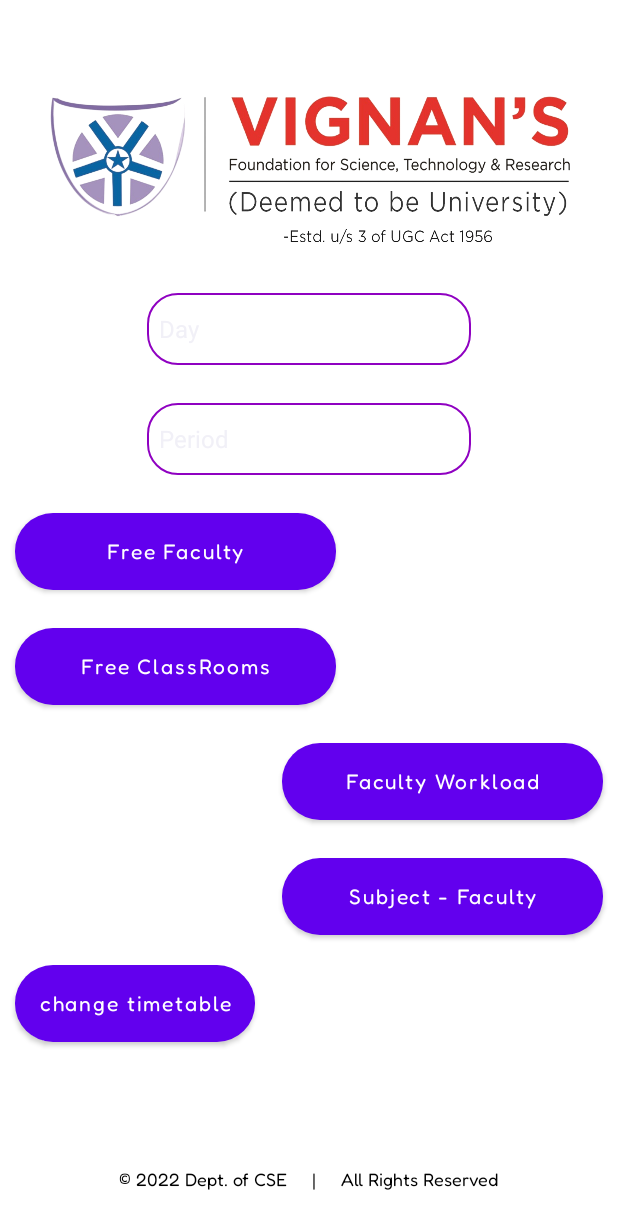
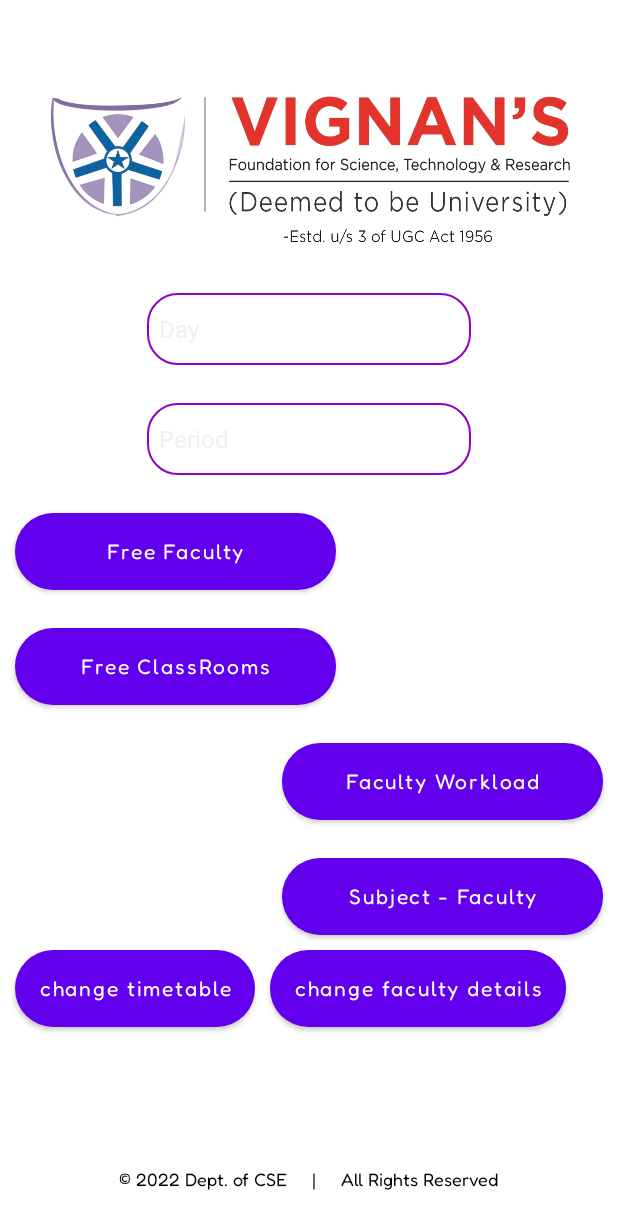
Before and after one commit to itsMeShasank/Timetable_Management, an Android app: the AdminActivity screen opened directly, with no data from a screen before it, on a phone screen of 412 x 824 dp. Shown: the top 1229 px of the screen. Run offline under Robolectric (Android 15) with nearby library versions, the phone set to English and light mode, and no system bars.

Commit message:
Hashmaps added 3rd oct

```diff
--- a/app/src/main/AndroidManifest.xml
+++ b/app/src/main/AndroidManifest.xml
@@ -7,13 +7,16 @@
     <uses-permission android:name="android.permission.ACTION_MANAGE_ALL_FILES_ACCESS_PERMISSION" />
 
     <application
-
+        android:name=".MyApplication"
         android:allowBackup="true"
         android:icon="@mipmap/new_icon"
         android:label="Timetable"
         android:roundIcon="@mipmap/new_icon_round"
         android:supportsRtl="true"
         android:theme="@style/Theme.TabTesting">
+        <activity
+            android:name=".ChangeFacultyDetails"
+            android:exported="false" />
         <activity
             android:name=".FacultyResults"
             android:exported="false" />
--- a/app/src/main/java/com/cse/timetableapp/AdminActivity.java
+++ b/app/src/main/java/com/cse/timetableapp/AdminActivity.java
@@ -8,6 +8,7 @@
 import android.content.Intent;
 import android.content.SharedPreferences;
 import android.os.Bundle;
+import android.util.Log;
 import android.view.View;
 import android.widget.AdapterView;
 import android.widget.ArrayAdapter;
@@ -17,16 +18,28 @@
 
 import com.cse.timetableapp.Workloads.FacultyWorkload;
 
+import java.util.ArrayList;
+import java.util.HashMap;
+
 public class AdminActivity extends AppCompatActivity {
 
     Spinner periods,days;
     String selected_period,selected_day;
-    Button free_periods,free_faculty,faculty_workload,subject_faculty,changetimetable;
+    Button free_periods,free_faculty,faculty_workload,subject_faculty,changetimetable,change_faculty_details;
     @Override
     protected void onCreate(Bundle savedInstanceState) {
         super.onCreate(savedInstanceState);
         setContentView(R.layout.activity_admin);
 
+
+
+        change_faculty_details = findViewById(R.id.change_faculty_details);
+        change_faculty_details.setOnClickListener(new View.OnClickListener() {
+            @Override
+            public void onClick(View view) {
+                    startActivity(new Intent(getApplicationContext(),ChangeFacultyDetails.class));
+            }
+        });
 
         subject_faculty = findViewById(R.id.subject_faculty);
         subject_faculty.setOnClickListener(new View.OnClickListener() {
@@ -92,8 +105,19 @@
         free_faculty.setOnClickListener(new View.OnClickListener() {
             @Override
             public void onClick(View v) {
-                if(selected_period.equals("")||selected_period.equals("Period")||selected_day.equals("")||selected_day.equals("Day"))
+                if(selected_period.equals("")||selected_period.equals("Period")||selected_day.equals("")||selected_day.equals("Day")) {
                     Toast.makeText(getApplicationContext(), "Select a Valid Option", Toast.LENGTH_SHORT).show();
+
+
+                    HashMap<String, ArrayList<String>> namesmap = MyApplication.namesmap;
+
+                    for (String name : namesmap.keySet()) {
+                        Log.e(name, namesmap.get(name) + " ");
+                    }
+
+
+                }
+
                 else{
                     Toast.makeText(getApplicationContext(), selected_period+" "+selected_day, Toast.LENGTH_SHORT).show();
                     Intent intent = new Intent(getApplicationContext(),FreeFaculty.class);
@@ -124,8 +148,12 @@
                 Toast.makeText(getApplicationContext(), "Logging Out...", Toast.LENGTH_SHORT).show();
                 //startActivity(new Intent(getApplicationContext(),StartUpActivity.class));
                 finish();*/
+
+
+
                 startActivity(new Intent(getApplicationContext(),ModidyCurrentTimetable.class));
                 finish();
+
 
             }
         });
--- a/app/src/main/java/com/cse/timetableapp/ModidyCurrentTimetable.java
+++ b/app/src/main/java/com/cse/timetableapp/ModidyCurrentTimetable.java
@@ -232,7 +232,7 @@
         List<String>roomsList = new ArrayList<>();
         List<String>entireList = new ArrayList<>();
         HashMap<String,ArrayList> subjects = new HashMap<>();
-        HashMap<String,ArrayList> namesmap = new HashMap<>();
+        HashMap<String,ArrayList<String>> namesmap = new HashMap<>();
         List<List>entireroomsList = new ArrayList<>();
         for(Integer x :sheet.keySet())
         {
@@ -320,7 +320,7 @@
                             ArrayList<String> list = new ArrayList<>();
                             while(st1.hasMoreTokens()) {
                                 String facultyName = st1.nextToken().trim();
-                                facultyName = facultyName.replaceAll("[-+.^:,]","");
+                                facultyName = facultyName.replaceAll("[-+.^:, ]","");
                                 list.add(facultyName);
                             }
                             map.put(key,list);
@@ -390,6 +390,8 @@
             Log.e(name,namesmap.get(name)+" ");
         }
 
+
+        MyApplication.namesmap = namesmap;
         //faculty(entireList, entireroomsList.get(0), subjects);
         //student(entireList,entireroomsList.get(0),subjects);
 
--- a/app/src/main/res/layout/activity_admin.xml
+++ b/app/src/main/res/layout/activity_admin.xml
@@ -80,17 +80,36 @@
         android:text="Subject - Faculty"
         android:textAllCaps="false"
          />
+
+    <LinearLayout
+
+        android:layout_marginTop="10dp"
+        android:layout_width="match_parent"
+        android:layout_height="wrap_content"
+        android:layout_gravity="center"
+        android:orientation="horizontal">
         <Button
             android:id="@+id/change_timetable"
             android:layout_width="wrap_content"
             android:layout_height="51dp"
-        android:layout_marginTop="20dp"
             android:layout_gravity="left"
             android:layout_marginLeft="10dp"
+            android:layout_marginTop="20dp"
             android:background="@drawable/buttondesign"
             android:text="change timetable"
-        android:textAllCaps="false"
-        />
+            android:textAllCaps="false" />
+        <Button
+            android:id="@+id/change_faculty_details"
+            android:layout_width="wrap_content"
+            android:layout_height="51dp"
+            android:layout_gravity="left"
+            android:layout_marginLeft="10dp"
+            android:layout_marginTop="20dp"
+            android:background="@drawable/buttondesign"
+            android:text="change faculty details"
+            android:textAllCaps="false" />
+
+    </LinearLayout>
 
 
 
--- a/app/src/main/res/values/strings.xml
+++ b/app/src/main/res/values/strings.xml
@@ -146,5 +146,4 @@
     </string-array>
 
 
-
 </resources>
```
Also changed, not shown: app/src/main/java/com/cse/timetableapp/ChangeFacultyDetails.java (added, +201 -0 lines), app/src/main/java/com/cse/timetableapp/MyApplication.java (added, +12 -0 lines), app/src/main/res/layout/activity_change_faculty_details.xml (added, +34 -0 lines). Lines whose indentation alone changed are shown as unchanged.
